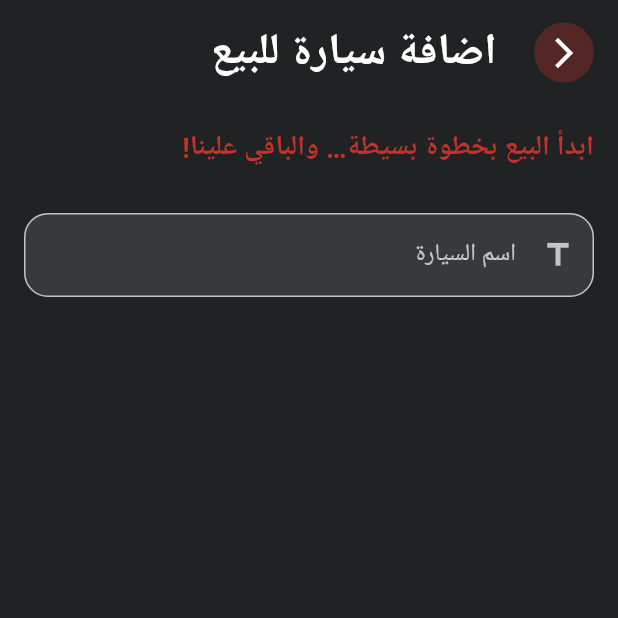
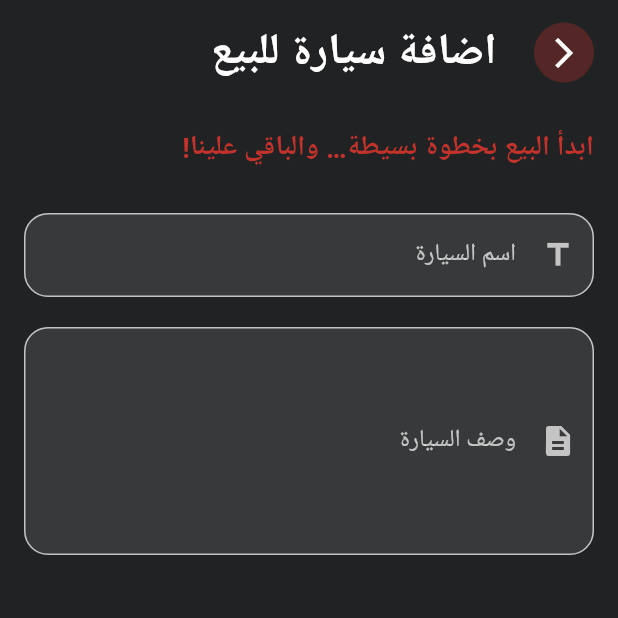
Before and after one commit to osama-ahmed-alsharabi/car-zone, a Flutter app: the CreateProductView screen opened by its route, on a phone screen of 412 x 824 dp, the top half of it. Run offline on Flutter 3.47's test engine with Material 3 defaults, Android fonts, the phone set to English and light mode, and no system bars; our stand-ins replace dio, firebase_auth, firebase_core, flutter_bloc, flutter_secure_storage, flutter_svg and 7 more; accounts and stored records are empty; Roboto replaces fonts that are missing (Cairo).

Commit message:
add the description text field and edit the custom text field to accept more than one line

```diff
--- a/lib/core/widgets/custom_text_from_field_widget.dart
+++ b/lib/core/widgets/custom_text_from_field_widget.dart
@@ -7,6 +7,7 @@ class CustomTextFormFieldWidget extends StatelessWidget {
   final TextInputType? keyboardType;
   final TextEditingController? controller;
   final String? Function(String?)? validator;
+  final int? maxLines;
   const CustomTextFormFieldWidget({
     super.key,
     required this.labelText,
@@ -15,11 +16,13 @@ class CustomTextFormFieldWidget extends StatelessWidget {
     this.keyboardType,
     this.controller,
     this.validator,
+    this.maxLines = 1,
   });
 
   @override
   Widget build(BuildContext context) {
     return TextFormField(
+      maxLines: maxLines,
       validator: validator,
       controller: controller,
       obscureText: obscureText,
--- a/lib/features/profile/presentation/view/widgets/create_product_body.dart
+++ b/lib/features/profile/presentation/view/widgets/create_product_body.dart
@@ -25,6 +25,12 @@ class CreateProductBody extends StatelessWidget {
             labelText: "اسم السيارة",
             icon: Icons.title,
           ),
+          SizedBox(height: 20),
+          CustomTextFormFieldWidget(
+            maxLines: 5,
+            labelText: "وصف السيارة",
+            icon: Icons.description,
+          ),
         ],
       ),
     );
```
